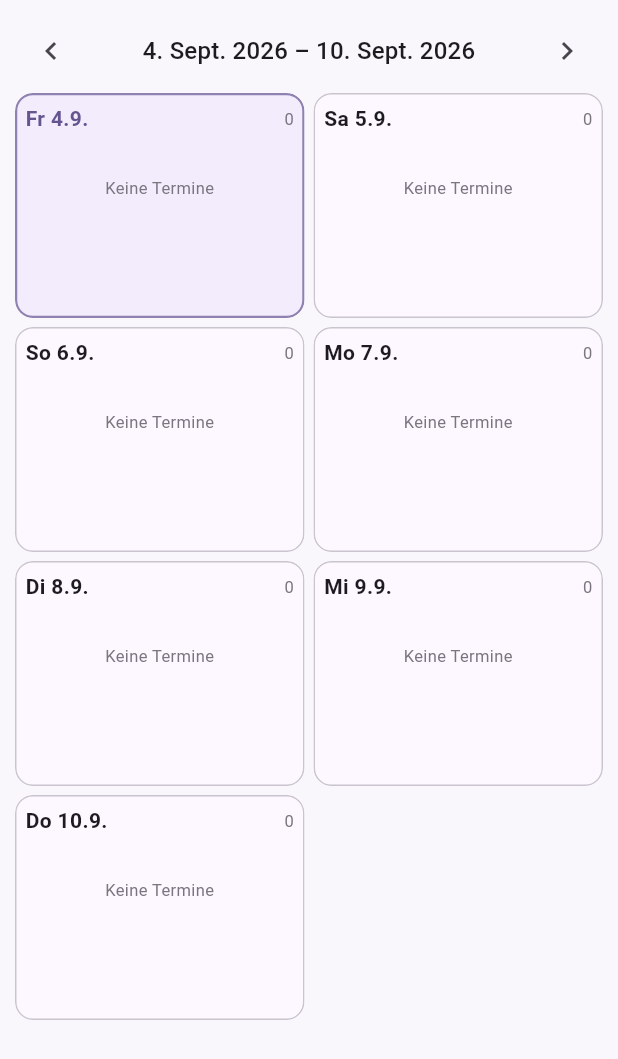
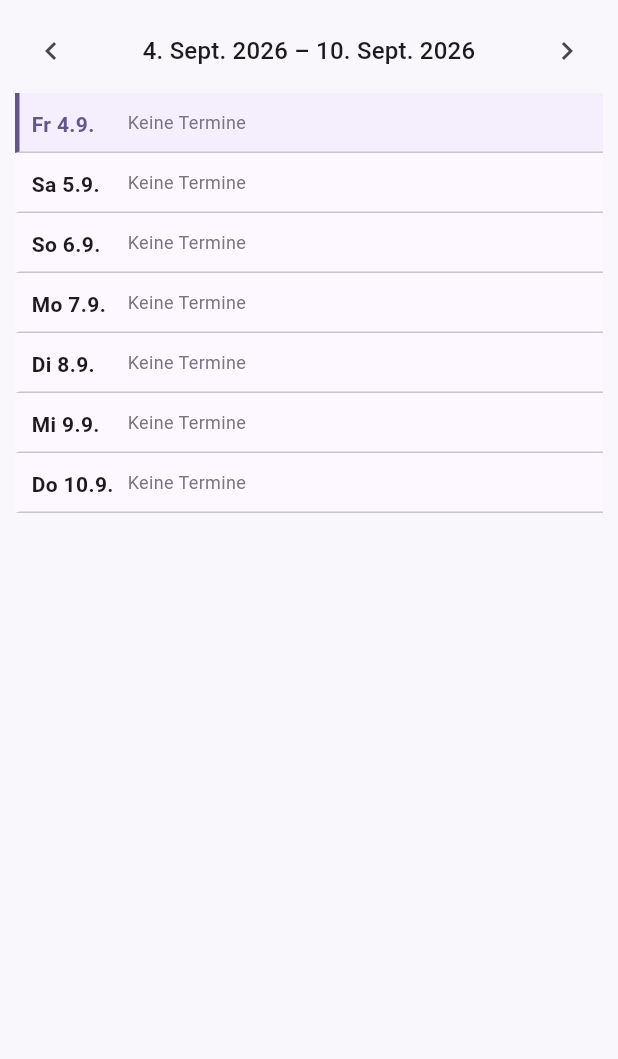
Before and after one commit to Neevel/Moonkeep, a Flutter app: the WeekCalendarView widget shown alone on an empty page, opened directly with empty values, on a phone screen of 412 x 824 dp. Shown: the top 1059 px of the screen. Run offline on Flutter 3.47's test engine with Material 3 defaults, Android fonts, the phone set to English and light mode, and no system bars; our stand-ins replace cloud_firestore, firebase_auth, firebase_core, flutter_local_notifications, shared_preferences, timezone; accounts and stored records are empty.

Commit message:
feat: improve mobile calendar overview

```diff
--- a/lib/features/calendar/week_calendar_view.dart
+++ b/lib/features/calendar/week_calendar_view.dart
@@ -68,34 +68,13 @@ class WeekCalendarView extends StatelessWidget {
               ],
             ),
             const SizedBox(height: 4),
-            LayoutBuilder(
-              builder: (context, constraints) {
-                final columns = constraints.maxWidth >= 720
-                    ? 4
-                    : constraints.maxWidth >= 520
-                    ? 3
-                    : 2;
-                const spacing = 6.0;
-                final width =
-                    (constraints.maxWidth - spacing * (columns - 1)) / columns;
-                return Wrap(
-                  spacing: spacing,
-                  runSpacing: spacing,
-                  children: [
             for (final day in days)
-                      SizedBox(
-                        width: width,
-                        child: _WeekDayCard(
+              _WeekDaySection(
                 day: day,
                 selected: DateUtils.isSameDay(day, selectedDay),
                 events: _events(day),
                 onDaySelected: onDaySelected,
                 onEventSelected: onEventSelected,
-                        ),
-                      ),
-                  ],
-                );
-              },
               ),
           ],
         ),
@@ -107,8 +86,8 @@ class WeekCalendarView extends StatelessWidget {
       eventsByDay[DateTime(day.year, day.month, day.day)] ?? const [];
 }
 
-class _WeekDayCard extends StatelessWidget {
-  const _WeekDayCard({
+class _WeekDaySection extends StatelessWidget {
+  const _WeekDaySection({
     required this.day,
     required this.selected,
     required this.events,
@@ -116,7 +95,7 @@ class _WeekDayCard extends StatelessWidget {
     required this.onEventSelected,
   });
 
-  static const double _eventHeight = 38;
+  static const double _dayLabelWidth = 64;
 
   final DateTime day;
   final bool selected;
@@ -135,34 +114,35 @@ class _WeekDayCard extends StatelessWidget {
         return start != 0 ? start : a.id.compareTo(b.id);
       });
     final today = DateUtils.isSameDay(day, DateTime.now());
-    return Material(
+    return AnimatedContainer(
+      key: ValueKey('week-day-card-${_dayId(day)}'),
+      duration: const Duration(milliseconds: 140),
+      decoration: BoxDecoration(
         color: selected
-          ? colors.primaryContainer.withValues(alpha: 0.42)
+            ? colors.primaryContainer.withValues(alpha: 0.34)
             : colors.surface,
-      shape: RoundedRectangleBorder(
-        borderRadius: BorderRadius.circular(12),
-        side: BorderSide(
-          color: today
-              ? colors.primary.withValues(alpha: 0.7)
-              : colors.outlineVariant,
-          width: today ? 1.5 : 1,
+        border: Border(
+          left: BorderSide(
+            color: today ? colors.primary : Colors.transparent,
+            width: 3,
+          ),
+          bottom: BorderSide(color: colors.outlineVariant),
         ),
       ),
-      clipBehavior: Clip.antiAlias,
+      child: Material(
+        color: Colors.transparent,
         child: InkWell(
           key: ValueKey('week-day-${_dayId(day)}'),
           onTap: () => onDaySelected(day),
-        child: ConstrainedBox(
-          key: ValueKey('week-day-card-${_dayId(day)}'),
-          constraints: const BoxConstraints(minHeight: 150),
           child: Padding(
-            padding: const EdgeInsets.all(7),
-            child: Column(
-              crossAxisAlignment: CrossAxisAlignment.stretch,
+            padding: const EdgeInsets.symmetric(horizontal: 8, vertical: 5),
+            child: Row(
+              crossAxisAlignment: CrossAxisAlignment.start,
               children: [
-                Row(
-                  children: [
-                    Expanded(
+                SizedBox(
+                  width: _dayLabelWidth,
+                  child: Padding(
+                    padding: const EdgeInsets.only(top: 6),
                     child: Text(
                       '${_weekday(day.weekday)} ${day.day}.${day.month}.',
                       style: TextStyle(
@@ -171,45 +151,34 @@ class _WeekDayCard extends StatelessWidget {
                       ),
                     ),
                   ),
-                    Text(
-                      '${events.length}',
-                      style: TextStyle(fontSize: 11, color: colors.outline),
                 ),
-                  ],
-                ),
-                const SizedBox(height: 6),
-                if (allDay.isNotEmpty) ...[
-                  Text(
-                    'Ganztägig',
+                Expanded(
+                  child: events.isEmpty
+                      ? Padding(
+                          padding: const EdgeInsets.symmetric(vertical: 6),
+                          child: Text(
+                            'Keine Termine',
                             style: TextStyle(
-                      fontSize: 10,
+                              fontSize: 12,
                               color: colors.outline,
-                      fontWeight: FontWeight.w600,
                             ),
                           ),
-                  const SizedBox(height: 3),
+                        )
+                      : Column(
+                          children: [
                             for (final event in allDay)
                               _event(
                                 event,
-                      label: '• ${event.title}',
+                                timeLabel: 'Ganztägig',
                                 key: 'week-all-day-${event.id}-${_dayId(day)}',
                               ),
-                  if (timed.isNotEmpty) const SizedBox(height: 5),
-                ],
                             for (final event in timed)
                               _event(
                                 event,
-                    label:
-                        '${_time(event.start)} – ${_time(event.end)}\n${event.title}',
+                                timeLabel: _time(event.start),
                                 key: 'week-event-${event.id}-${_dayId(day)}',
                               ),
-                if (events.isEmpty)
-                  Padding(
-                    padding: const EdgeInsets.only(top: 22),
-                    child: Text(
-                      'Keine Termine',
-                      textAlign: TextAlign.center,
-                      style: TextStyle(fontSize: 11, color: colors.outline),
+                          ],
                         ),
                 ),
               ],
@@ -222,31 +191,29 @@ class _WeekDayCard extends StatelessWidget {
 
   Widget _event(
     CalendarEvent event, {
-    required String label,
+    required String timeLabel,
     required String key,
   }) => Padding(
-    padding: const EdgeInsets.only(bottom: 4),
-    child: SizedBox(
+    padding: const EdgeInsets.only(bottom: 3),
+    child: _CompactEvent(
       key: ValueKey(key),
-      height: _eventHeight,
-      child: _CompactEvent(
       event: event,
-        label: label,
+      timeLabel: timeLabel,
       onTap: () => onEventSelected(event, day),
-      ),
     ),
   );
 }
 
 class _CompactEvent extends StatelessWidget {
   const _CompactEvent({
+    super.key,
     required this.event,
-    required this.label,
+    required this.timeLabel,
     required this.onTap,
   });
 
   final CalendarEvent event;
-  final String label;
+  final String timeLabel;
   final VoidCallback onTap;
 
   @override
@@ -264,20 +231,34 @@ class _CompactEvent extends StatelessWidget {
         onTap: onTap,
         borderRadius: BorderRadius.circular(6),
         child: Padding(
-          padding: const EdgeInsets.symmetric(horizontal: 5, vertical: 3),
-          child: Align(
-            alignment: Alignment.centerLeft,
+          padding: const EdgeInsets.symmetric(horizontal: 6, vertical: 5),
+          child: Row(
+            children: [
+              SizedBox(
+                width: 62,
                 child: Text(
-              label,
-              maxLines: 2,
+                  timeLabel,
+                  maxLines: 1,
+                  style: TextStyle(
+                    color: color,
+                    fontSize: 11,
+                    fontWeight: FontWeight.w700,
+                  ),
+                ),
+              ),
+              Expanded(
+                child: Text(
+                  event.title,
+                  maxLines: 1,
                   overflow: TextOverflow.ellipsis,
                   style: TextStyle(
                     color: color,
-                fontSize: 10,
-                height: 1.1,
+                    fontSize: 12,
                     fontWeight: FontWeight.w600,
                   ),
                 ),
+              ),
+            ],
           ),
         ),
       ),
```
Also changed, not shown: lib/features/calendar/calendar_screen.dart (+5 -7 lines), lib/features/calendar/month_calendar_view.dart (+8 -8 lines), 1 other file. Lines whose indentation alone changed are shown as unchanged.
